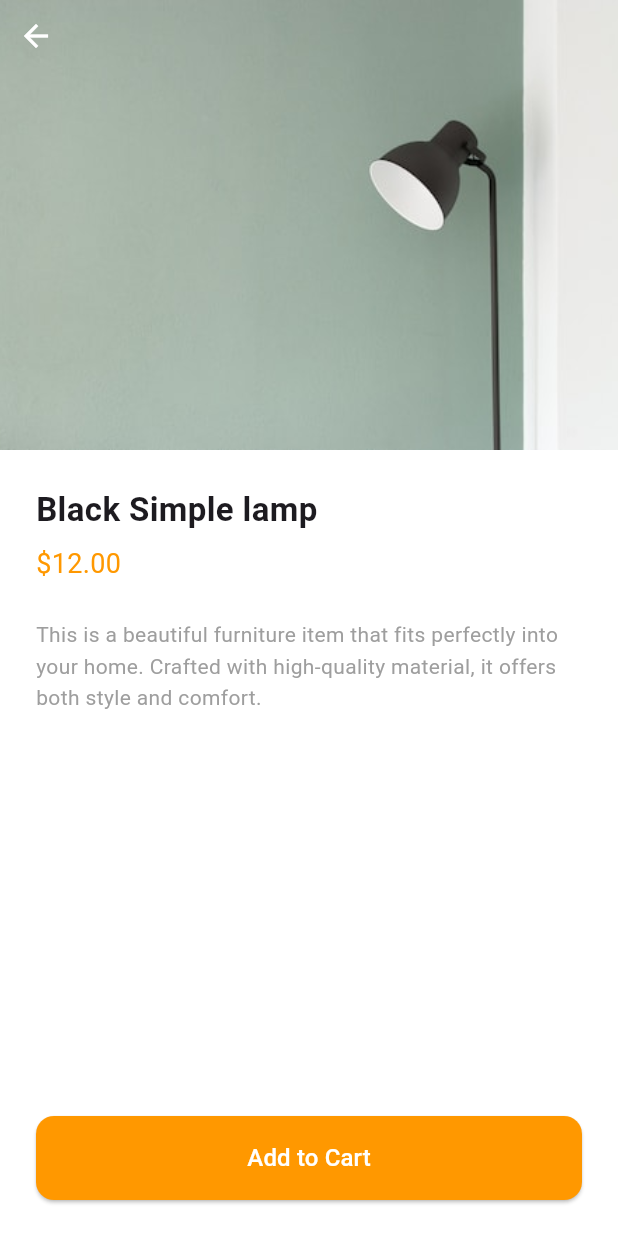
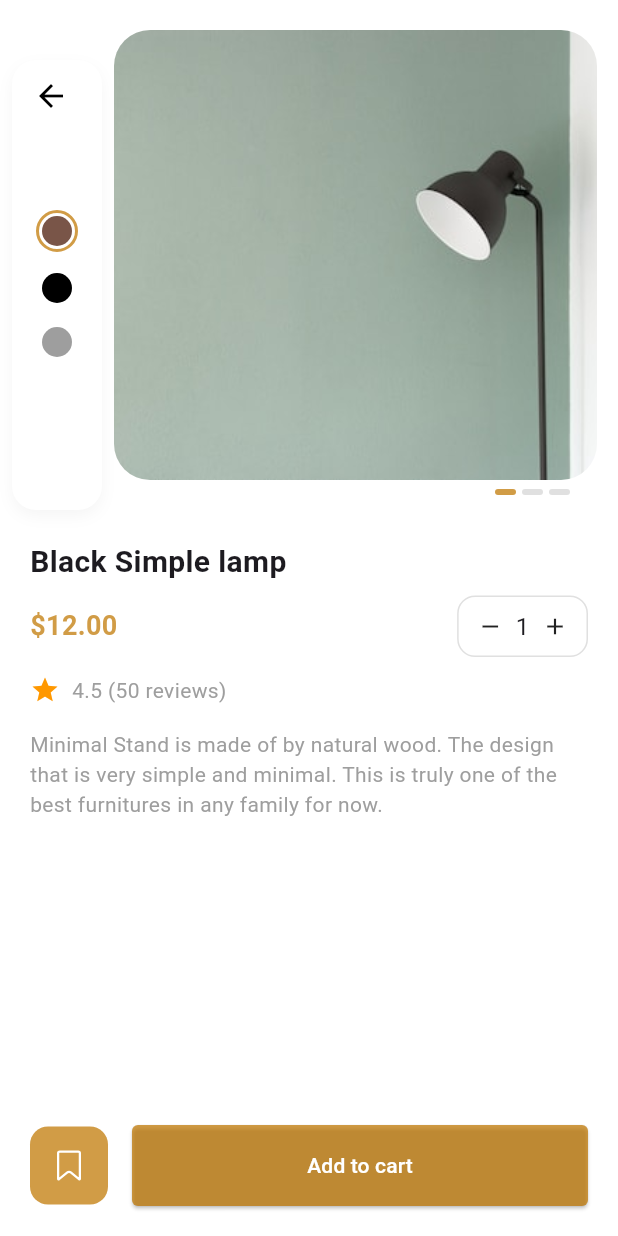
Before and after one commit to youmnaothman3/Home-Furniture-Store, a Flutter app: the HomePage screen opened by its route, after a tap on "Black Simple lamp", on a phone screen of 412 x 824 dp. Run offline on Flutter 3.47's test engine with Material 3 defaults, Android fonts, the phone set to English and light mode, and no system bars; our stand-ins replace flutter_screenutil, flutter_svg.

```diff
--- a/lib/core/resources/assets_manager.dart
+++ b/lib/core/resources/assets_manager.dart
@@ -1,20 +1,20 @@
 class AssetsManager {
-   static const String onboardingPage1ImagePath ="assets/images/onboarding.jpg";
-   static const String crown = "assets/images/Logo.png";
-   static const String pattern="assets/images/pattern.png";
-   static const String Content="assets/images/Content.png";
+  static const String onboardingPage1ImagePath = "assets/images/onboarding.jpg";
+  static const String crown = "assets/images/Logo.png";
+  static const String pattern = "assets/images/pattern.png";
+  static const String Content = "assets/images/Content.png";
 }
 
 class IconAssets {
-   static const String iconarrow="assets/icons/baseline-keyboard_arrow_down-24px.svg";
-   static const String iconeye="assets/icons/eye 1.svg";
-   static const String iconsearch="shopping_cart_outlined";
-   static const String shopping="assets/icons/shopping_bag icon.svg";
-   static const String clarity_home="assets/icons/clarity_home-solid.svg";
-  static const String marker="assets/icons/marker 1.svg";
-  static const String  bell="assets/icons/bell.svg";
-   static const String  Group="assets/icons/Group (1).svg";
-
-
+  static const String iconarrow =
+      "assets/icons/baseline-keyboard_arrow_down-24px.svg";
+  static const String iconeye = "assets/icons/eye 1.svg";
+  static const String iconsearch = "shopping_cart_outlined";
+  static const String shopping = "assets/icons/shopping_bag icon.svg";
+  static const String clarity_home = "assets/icons/clarity_home-solid.svg";
+  static const String marker = "assets/icons/marker 1.svg";
+  static const String bell = "assets/icons/bell.svg";
+  static const String Group = "assets/icons/Group (1).svg";
+  static const String BackContainer = "assets/icons/Back Container.svg";
 
 }
--- a/lib/core/resources/string_manger.dart
+++ b/lib/core/resources/string_manger.dart
@@ -2,5 +2,6 @@ class StringManager {
   static const String onboarding="The best simple place where you\n discover most wonderful furnitures and make your home beautiful";
   static const String HelloWELCOME ="           Hello!\n     WELCOME BACK";
   static const String WELCOME="WELCOME";
+  static const String Addtocart="Add to cart"    ;
 
 }
--- a/lib/pages/product_details_page.dart
+++ b/lib/pages/product_details_page.dart
@@ -1,191 +1,253 @@
-// import 'package:flutter/material.dart';
-// import 'package:furniturestore/model/product_model.dart';
+import 'package:flutter/material.dart';
+import 'package:flutter_svg/flutter_svg.dart';
+import 'package:furniturestore/core/resources/assets_manager.dart';
+import 'package:furniturestore/core/resources/colors_manger.dart';
+import 'package:furniturestore/core/resources/string_manger.dart';
+import 'package:furniturestore/model/product_model.dart';
+import 'package:furniturestore/pages/favorites.dart';
+import 'package:furniturestore/widgets/custom_button.dart';
 
-// class ProductDetailsPage extends StatelessWidget {
-// final ProductModel product;
 
-// const ProductDetailsPage({super.key, required this.product});
-
-// @override
-// Widget build(BuildContext context) {
-// return Scaffold(
-// backgroundColor: Colors.white,
-// appBar: AppBar(
-// backgroundColor: Colors.transparent,
-// elevation: 0,
-// leading: BackButton(color: Colors.black),
-// actions: [
-// IconButton(
-// icon: const Icon(Icons.favorite_border, color: Colors.black),
-// onPressed: () {},
-// ),
-// ],
-// ),
-// body: Padding(
-// padding: const EdgeInsets.all(16.0),
-// child: Column(
-// children: [
-// // صورة المنتج
-// ClipRRect(
-// borderRadius: BorderRadius.circular(16),
-// child: Image.asset(
-// product.image,
-// height: 250,
-// width: double.infinity,
-// fit: BoxFit.cover,
-// ),
-// ),
-// const SizedBox(height: 24),
-
-//         // اسم المنتج + السعر
-//         Row(
-//           mainAxisAlignment: MainAxisAlignment.spaceBetween,
-//           children: [
-//             Text(
-//               product.name,
-//               style:
-//                   const TextStyle(fontSize: 20, fontWeight: FontWeight.bold),
-//             ),
-//             Text(
-//               '\$${product.price.toStringAsFixed(2)}',
-//               style: const TextStyle(
-//                   fontSize: 20,
-//                   fontWeight: FontWeight.bold,
-//                   color: Colors.orange),
-//             ),
-//           ],
-//         ),
-//         const SizedBox(height: 16),
-
-//         // وصف مؤقت للمنتج
-//         const Text(
-//           'This is a beautiful product that fits your home perfectly. Made with love and great material.',
-//           style: TextStyle(fontSize: 14, color: Colors.grey),
-//         ),
-
-//         const Spacer(),
-
-//         // زر الإضافة إلى السلة
-//         SizedBox(
-//           width: double.infinity,
-//           child: ElevatedButton(
-//             onPressed: () {},
-//             style: ElevatedButton.styleFrom(
-//               padding: const EdgeInsets.symmetric(vertical: 16),
-//               backgroundColor: Colors.orange,
-//               shape: RoundedRectangleBorder(
-//                   borderRadius: BorderRadius.circular(12)),
-//             ),
-//             child: const Text(
-//               'Add to Cart',
-//               style: TextStyle(fontSize: 16),
-//             ),
-//           ),
-//         )
-//       ],
-//     ),
-//   ),
-// );
-// }
-// }
-import 'package:flutter/material.dart';
-import 'package:furniturestore/model/product_model.dart';
-
-class ProductDetailsPage extends StatelessWidget {
+class ProductDetailsPage extends StatefulWidget {
   final ProductModel product;
 
   const ProductDetailsPage({super.key, required this.product});
 
   @override
+  State<ProductDetailsPage> createState() => _ProductDetailsPageState();
+}
+
+class _ProductDetailsPageState extends State<ProductDetailsPage> {
+  int quantity = 1;
+  int selectedColorIndex = 0;
+
+  final List<Color> colors = [Colors.brown, Colors.black, Colors.grey];
+
+  @override
   Widget build(BuildContext context) {
     return Scaffold(
       backgroundColor: Colors.white,
-
       body: Column(
-        crossAxisAlignment: CrossAxisAlignment.start,
         children: [
-          // 🔼 صورة المنتج تغطي الجزء العلوي
+          // ✅ صورة المنتج (طولية) + زر رجعة + ألوان
           Stack(
             children: [
-              Container(
-                height: 300,
-                width: double.infinity,
-                decoration: BoxDecoration(
-                  image: DecorationImage(
-                    image: AssetImage(product.image),
-                    fit: BoxFit.cover,
+              Row(
+                children: [
+                  // ✅ Container أبيض فيه الألوان
+                  Container(
+                    width: 60,
+                    height: 300,
+                    margin: const EdgeInsets.only(left: 8, top: 40),
+                    padding: const EdgeInsets.symmetric(vertical: 20),
+                    decoration: BoxDecoration(
+                      color: Colors.white,
+                      borderRadius: BorderRadius.circular(16),
+                      boxShadow: [
+                        BoxShadow(
+                          color: Colors.grey.withOpacity(0.1),
+                          blurRadius: 8,
+                          offset: const Offset(0, 4),
+                        ),
+                      ],
+                    ),
+                    child: Column(
+                      mainAxisAlignment: MainAxisAlignment.center,
+                      children: List.generate(
+                        colors.length,
+                        (index) => GestureDetector(
+                          onTap: () {
+                            setState(() {
+                              selectedColorIndex = index;
+                            });
+                          },
+                          child: Container(
+                            margin: const EdgeInsets.symmetric(vertical: 6),
+                            padding: const EdgeInsets.all(2),
+                            decoration: BoxDecoration(
+                              shape: BoxShape.circle,
+                              border: selectedColorIndex == index
+                                  ? Border.all(
+                                      color: ColorsManager.primarycolor,
+                                      width: 2,
+                                    )
+                                  : null,
+                            ),
+                            child: CircleAvatar(
+                              radius: 10,
+                              backgroundColor: colors[index],
+                            ),
+                          ),
+                        ),
+                      ),
+                    ),
+                  ),
+                  const SizedBox(width: 8),
+
+                  // ✅ صورة المنتج
+                  ClipRRect(
+                    borderRadius: BorderRadius.circular(24),
+                    child: Image.asset(
+                      widget.product.image,
+                      height: 300,
+                      width: MediaQuery.of(context).size.width - 90,
+                      fit: BoxFit.cover,
+                    ),
+                  ),
+                ],
+              ),
+
+              // ✅ زر الرجعة بالخارج
+              Positioned(
+                top: 40,
+                left: 10,
+                child: IconButton(
+                  icon: const Icon(Icons.arrow_back, color: Colors.black),
+                  onPressed: () => Navigator.pop(context),
+                ),
+              ),// ✅ مستطيلات صغيرة (تحت الصورة - مكان الرجل)
+              Positioned(
+                bottom: 10,
+                right: 30,
+                child: Row(
+                  children: List.generate(
+                    3,
+                    (index) => Container(
+                      width: 14,
+                      height: 4,
+                      margin: const EdgeInsets.symmetric(horizontal: 2),
+                      decoration: BoxDecoration(
+                        color: index == selectedColorIndex ? ColorsManager.primarycolor : Colors.grey.shade300,
+                        borderRadius: BorderRadius.circular(4),
+                      ),
+                    ),
                   ),
                 ),
-              ),
-              SafeArea(
-                child: IconButton(
-                  icon: const Icon(Icons.arrow_back),
-                  onPressed: () => Navigator.pop(context),
-                  color: Colors.white,
-                ),
-              ),
+              )
             ],
           ),
 
-          // 🔽 تفاصيل المنتج
+          // ✅ باقي التفاصيل
           Expanded(
             child: Padding(
-              padding: const EdgeInsets.all(24.0),
+              padding: const EdgeInsets.all(20),
               child: Column(
                 crossAxisAlignment: CrossAxisAlignment.start,
                 children: [
+                  // اسم المنتج
                   Text(
-                    product.name,
-                    style: const TextStyle(
-                      fontSize: 22,
-                      fontWeight: FontWeight.bold,
-                    ),
+                    widget.product.name,
+                    style: const TextStyle(fontSize: 20, fontWeight: FontWeight.bold),
                   ),
+
                   const SizedBox(height: 8),
-                  Text(
-                    '\$${product.price.toStringAsFixed(2)}',
-                    style: const TextStyle(
-                      fontSize: 18,
-                      color: Colors.orange,
-                    ),
+
+                  // ✅ السعر و زر تعديل الكمية
+                  Row(
+                    mainAxisAlignment: MainAxisAlignment.spaceBetween,
+                    children: [
+                      Text(
+                        '\$${widget.product.price.toStringAsFixed(2)}',
+                        style: const TextStyle(
+                          fontSize: 18,
+                          fontWeight: FontWeight.w600,
+                          color: ColorsManager.primarycolor,
+                        ),
+                      ),
+                      Container(
+                        decoration: BoxDecoration(
+                          border: Border.all(color: Colors.grey.shade300),
+                          borderRadius: BorderRadius.circular(12),
+                        ),
+                        padding: const EdgeInsets.symmetric(horizontal: 12, vertical: 8),
+                        child: Row(
+                          children: [
+                            GestureDetector(
+                              onTap: () {
+                                setState(() {
+                                  if (quantity > 1) quantity--;
+                                });
+                              },
+                              child: const Icon(Icons.remove, size: 18),
+                            ),
+                            const SizedBox(width: 8),
+                            Text('$quantity', style: const TextStyle(fontSize: 16)),
+                            const SizedBox(width: 8),
+                            GestureDetector(
+                              onTap: () {
+                                setState(() {
+                                  quantity++;
+                                });
+                              },
+                              child: const Icon(Icons.add, size: 18),
+                            ),
+                          ],
+                        ),
+                      ),
+                    ],
                   ),
-                  const SizedBox(height: 24),
+
+                  const SizedBox(height: 12),
+
+                  // ✅ نجمة + تقييم
+                  Row(
+                    children: const [
+                      Icon(Icons.star, color: Colors.orange, size: 20),
+                      SizedBox(width: 8),
+                      Text(
+                        '4.5 (50 reviews)',
+                        style: TextStyle(color: Colors.grey),
+                      ),
+                    ],
+                  ),
+
+                  const SizedBox(height: 16),
 
                   const Text(
-                    'This is a beautiful furniture item that fits perfectly into your home. Crafted with high-quality material, it offers both style and comfort.',
-                    style: TextStyle(
-                      fontSize: 14,
-                      color: Colors.grey,
-                      height: 1.5,
-                    ),
+                    'Minimal Stand is made of by natural wood. The design that is very simple and minimal. This is truly one of the best furnitures in any family for now.',
+                    style: TextStyle(fontSize: 14, color: Colors.grey),
                   ),
-                  const Spacer(),
 
-                  // زر الإضافة إلى السلة
-                  SizedBox(
-                    width: double.infinity,
-                    height: 56,
-                    child: ElevatedButton(
-                      onPressed: () {},
-                      style: ElevatedButton.styleFrom(
-                        backgroundColor: Colors.orange,
-                        shape: RoundedRectangleBorder(
-                          borderRadius: BorderRadius.circular(12),
+                  const Spacer(),// ✅ زر + أيقونة marker (SVG)
+                  Row(
+                    children: [
+                      GestureDetector(
+                        onTap: () {
+                          Navigator.push(
+                            context,
+                            MaterialPageRoute(
+                              builder: (context) => const FavoritesPage(),
+                            ),
+                          );
+                        },
+                        child: Container(
+                          padding: const EdgeInsets.all(14),
+                          decoration: BoxDecoration(
+                            color: ColorsManager.primarycolor,
+                            borderRadius: BorderRadius.circular(12),
+                          ),
+                          child: SvgPicture.asset(
+                            IconAssets.marker,
+                            width: 24,
+                            height: 24,
+                            color: ColorsManager.conte,
+                          ),
                         ),
                       ),
-                      child: const Text(
-                        'Add to Cart',
-                        style: TextStyle(
-                          fontSize: 16,
-                          color: Colors.white,
+                      const SizedBox(width: 16),
+                      Expanded(
+                        child: CustomButton(
+                          title: StringManager.Addtocart,
+                          backgroundColor: ColorsManager.primarycolor,
+                          onPressed: () {},
                         ),
                       ),
-                    ),
+                    ],
                   )
                 ],
               ),
             ),
-          )
+          ),
         ],
       ),
     );
```
Also changed, not shown: lib/pages/favorites.dart (added, +90 -0 lines), lib/widgets/custom_fouverait_item.dart (added, +58 -0 lines), assets/icons/Back Container.svg (deleted), assets/icons/BackContainer.svg (added), assets/images/chair.png.png (added), lib/pages/forgotpassword.dart (line endings or trailing spaces).
